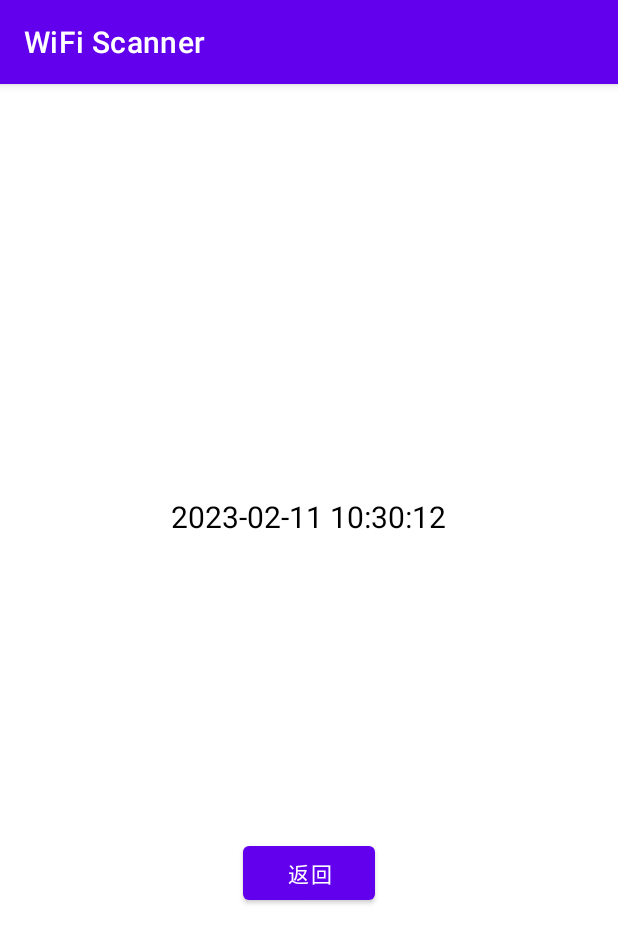
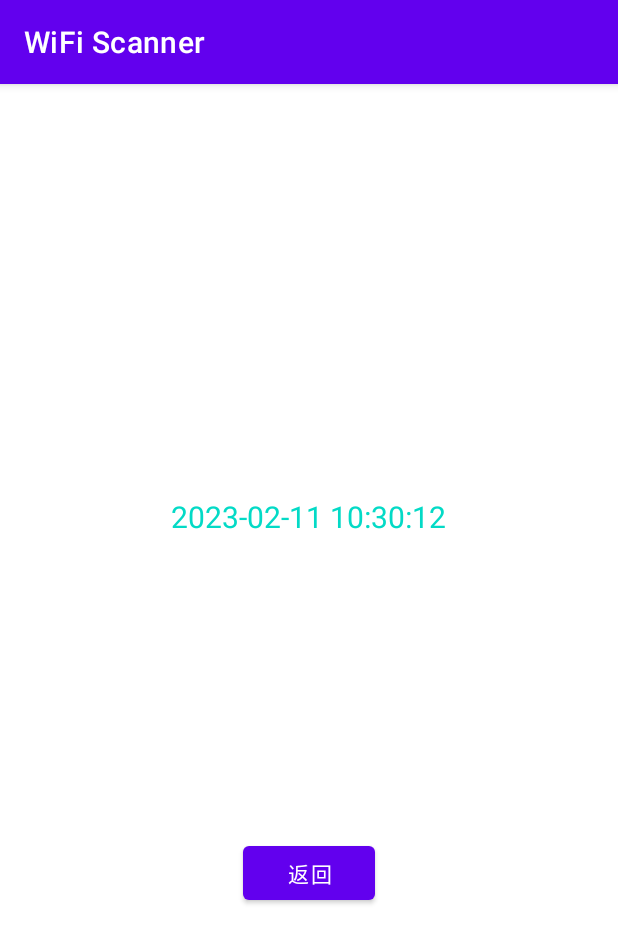
Before and after one commit to GUOBAJUN/WiFiScanner, an Android app: the wlan_detail_info screen opened directly, with no data from a screen before it, on a phone screen of 412 x 824 dp. Shown: the top 943 px of the screen. Run offline under Robolectric (Android 15) with nearby library versions, the phone set to English and light mode, and no system bars; 3 statements that could not run were skipped.

Commit message:
Display improved

```diff
--- a/app/build.gradle
+++ b/app/build.gradle
@@ -23,8 +23,8 @@ android {
         }
     }
     compileOptions {
-        sourceCompatibility JavaVersion.VERSION_1_8
-        targetCompatibility JavaVersion.VERSION_1_8
+        sourceCompatibility JavaVersion.VERSION_11
+        targetCompatibility JavaVersion.VERSION_11
     }
 }
 
--- a/app/src/main/java/com/potato/wifiscanner/WifiInfoAdapter.java
+++ b/app/src/main/java/com/potato/wifiscanner/WifiInfoAdapter.java
@@ -42,7 +42,7 @@ public class WifiInfoAdapter extends BaseAdapter {
             convertView = LayoutInflater.from(context).inflate(R.layout.wifi_info_item, parent, false);
         }
         TextView textView = convertView.findViewById(R.id.wifi_name);
-        textView.setText(data.get(position).SSID+" "+ data.get(position).level);
+        textView.setText(data.get(position).SSID+"\t"+ data.get(position).level);
         return convertView;
     }
 
--- a/app/src/main/res/layout/detail_wlan_info.xml
+++ b/app/src/main/res/layout/detail_wlan_info.xml
@@ -23,7 +23,7 @@
         android:layout_height="wrap_content"
         android:layout_marginTop="50dp"
         android:gravity="center"
-        android:textColor="@color/design_default_color_on_secondary"
+        android:textColor="@color/design_default_color_secondary"
         android:textSize="20sp" />
     <TextView
         android:id="@+id/real_time"
@@ -31,7 +31,7 @@
         android:layout_height="wrap_content"
         android:layout_marginTop="50dp"
         android:gravity="center"
-        android:textColor="@color/design_default_color_on_secondary"
+        android:textColor="@color/design_default_color_secondary"
         android:textSize="20sp" />
     <Button
         android:id="@+id/button_back"
--- a/app/src/main/res/layout/wifi_info_item.xml
+++ b/app/src/main/res/layout/wifi_info_item.xml
@@ -7,7 +7,7 @@
     <TextView
         android:id="@+id/wifi_name"
         android:layout_width="wrap_content"
-        android:layout_height="40dp"
+        android:layout_height="60dp"
         android:textSize="20sp"
         android:textColor="@color/design_default_color_primary"
         android:gravity="center"/>
```
Also changed, not shown: 1 other file.
